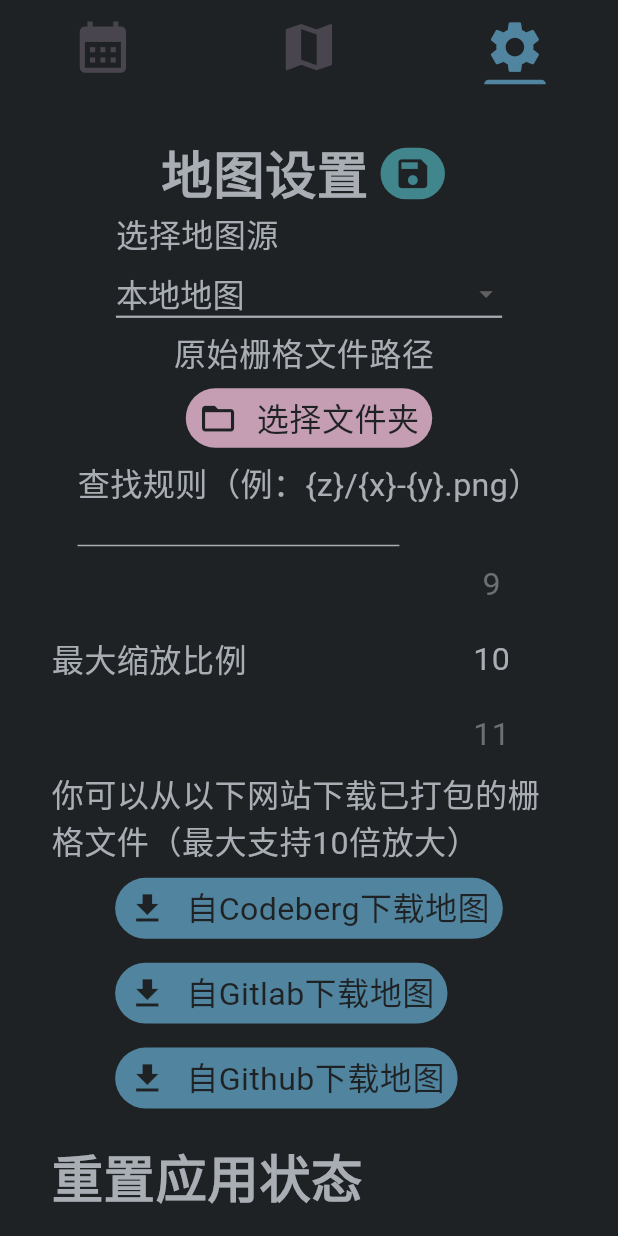
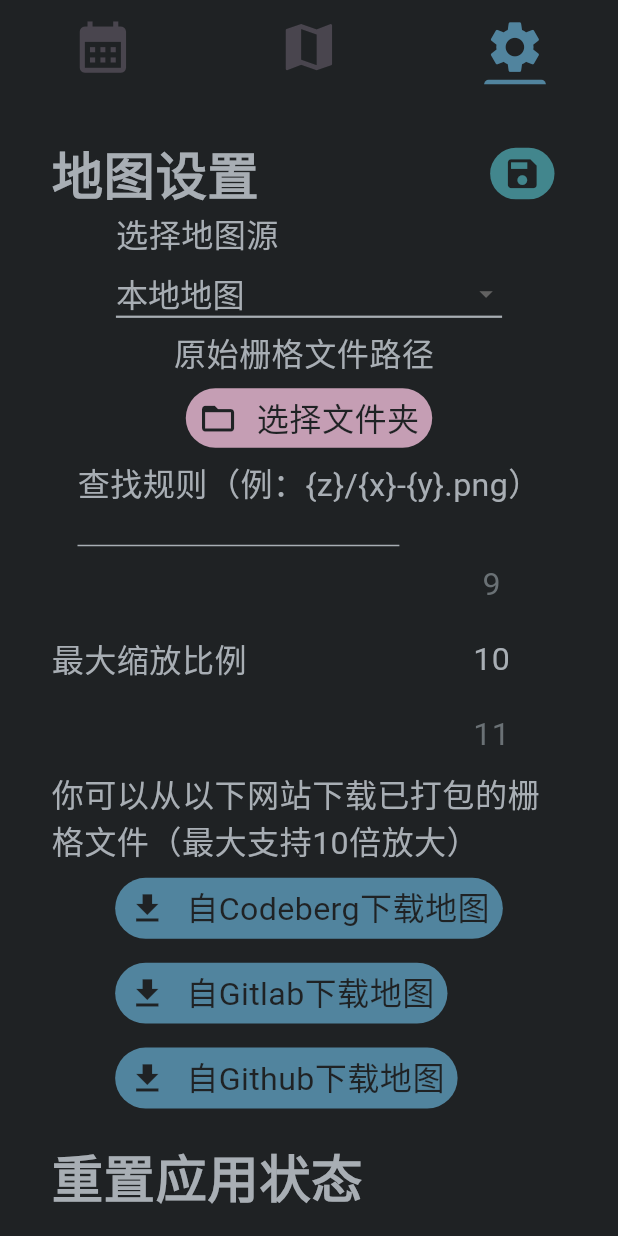
Before and after one commit to xiaoshihou514/jiyi, a Flutter app: the HomePage screen opened directly with empty values, tab 3 chosen, on a phone screen of 412 x 824 dp. Run offline on Flutter 3.47's test engine with Material 3 defaults, Android fonts, the light colour scheme and no system bars; drawn by our look-alikes of numberpicker; our stand-ins replace dio, file_picker, flutter_animate, flutter_map, flutter_screenutil, flutter_secure_storage and 3 more; missing offline and left inert: flutter_map_cache, flutter_map_marker_cluster, flutter_recorder, http_cache_file_store, pointycastle, wav; accounts and stored records are empty; Roboto replaces fonts that are missing (朱雀仿宋); statements that could not run were skipped.

Commit message:
chore: scaffold

```diff
--- a/lib/pages/home.dart
+++ b/lib/pages/home.dart
@@ -3,6 +3,7 @@ import 'package:flutter_screenutil/flutter_screenutil.dart';
 import 'package:jiyi/pages/home/calendar.dart';
 import 'package:jiyi/pages/home/map.dart';
 import 'package:jiyi/pages/home/settings.dart';
+import 'package:jiyi/pages/search.dart';
 
 import 'package:jiyi/utils/em.dart';
 import 'package:jiyi/l10n/localizations.dart';
@@ -142,18 +143,44 @@ class _HomePage extends State<HomePage> with SingleTickerProviderStateMixin {
           ),
         ),
         floatingActionButton: _tabController.index == 0
-            ? IconButton(
+            ? _floatingBtns(isMobile)
+            : null,
+      ),
+    );
+  }
+
+  Widget _floatingBtns(bool isMobile) {
+    return Row(
+      mainAxisAlignment: MainAxisAlignment.end,
+      children: [
+        IconButton(
+          onPressed: () => {
+            Navigator.push(context, SmoothRouter.builder(Search())),
+          },
+          icon: Container(
+            width: isMobile ? 20.em : 10.em,
+            height: isMobile ? 20.em : 10.em,
+            decoration: BoxDecoration(
+              color: DefaultColors.keyword,
+              borderRadius: BorderRadius.circular(10),
+            ),
+            child: Icon(
+              Icons.search,
+              color: DefaultColors.bg,
+              size: isMobile ? 15.em : 7.5.em,
+            ),
+          ),
+        ),
+        IconButton(
           onPressed: () => {
             Navigator.push(
               context,
-                    SmoothRouter.builder(
-                      RecordPage(encryption, widget.storagePath),
-                    ),
+              SmoothRouter.builder(RecordPage(encryption, widget.storagePath)),
             ),
           },
           icon: Container(
-                  width: isMobile ? 25.em : 10.em,
-                  height: isMobile ? 25.em : 10.em,
+            width: isMobile ? 20.em : 10.em,
+            height: isMobile ? 20.em : 10.em,
             decoration: BoxDecoration(
               color: DefaultColors.special,
               borderRadius: BorderRadius.circular(10),
@@ -161,12 +188,11 @@ class _HomePage extends State<HomePage> with SingleTickerProviderStateMixin {
             child: Icon(
               Icons.mic,
               color: DefaultColors.bg,
-                    size: isMobile ? 20.em : 7.5.em,
+              size: isMobile ? 15.em : 7.5.em,
             ),
           ),
-              )
-            : null,
         ),
+      ],
     );
   }
 
--- a/lib/pages/home/settings.dart
+++ b/lib/pages/home/settings.dart
@@ -20,7 +20,7 @@ extension on num {
 }
 
 bool isMobile = ScreenUtil().screenWidth < ScreenUtil().screenHeight;
-Widget _smartCol({required List<Widget> children}) => isMobile
+Widget _smartRow({required List<Widget> children}) => isMobile
     ? Wrap(children: children)
     : Row(
         mainAxisAlignment: MainAxisAlignment.spaceBetween,
@@ -50,7 +50,18 @@ class Settings extends StatelessWidget {
             MapSettings(l),
             Row(
               mainAxisAlignment: MainAxisAlignment.spaceBetween,
-              children: [_title(l.settings_reset), Container()],
+              children: [
+                Text.rich(
+                  TextSpan(
+                    text: l.settings_reset,
+                    style: TextStyle(
+                      fontSize: 8.em,
+                      fontWeight: FontWeight.bold,
+                    ),
+                  ),
+                ),
+                Container(),
+              ],
             ),
             _buildDangerSetting(
               l.settings_reset_mk_desc,
@@ -68,15 +79,8 @@ class Settings extends StatelessWidget {
     );
   }
 
-  Widget _title(String title) => Text.rich(
-    TextSpan(
-      text: title,
-      style: TextStyle(fontSize: 8.em, fontWeight: FontWeight.bold),
-    ),
-  );
-
   Widget _buildDangerSetting(String desc, String btn, void Function() action) {
-    return _smartCol(
+    return _smartRow(
       children: [
         Text.rich(TextSpan(text: desc)),
         TextButton(
@@ -179,7 +183,8 @@ class _MapSettingsState extends State<MapSettings> {
   Widget build(BuildContext context) {
     return Column(
       children: [
-        _smartCol(
+        Row(
+          mainAxisAlignment: MainAxisAlignment.spaceBetween,
           children: [
             Text.rich(
               TextSpan(
@@ -229,7 +234,7 @@ class _MapSettingsState extends State<MapSettings> {
             ),
           ],
         ),
-        _smartCol(
+        _smartRow(
           children: [
             Text.rich(TextSpan(text: l.settings_map_provider)),
             DropdownButton(
@@ -251,6 +256,7 @@ class _MapSettingsState extends State<MapSettings> {
                 _setting.name = value!;
                 if (_setting.name == l.settings_map_local) {
                   _setting.isLocal = true;
+                  _setting.useInversionFilter = true;
                 } else if (_setting.name == l.settings_map_custom) {
                   _custom = true;
                 } else {
@@ -286,7 +292,7 @@ class _MapSettingsState extends State<MapSettings> {
   Widget _localProviderSettings() {
     return Column(
       children: [
-        _smartCol(
+        _smartRow(
           children: [
             Text(l.settings_map_loc_path),
             _buildRichButton(
@@ -315,7 +321,7 @@ class _MapSettingsState extends State<MapSettings> {
             ),
           ],
         ),
-        _smartCol(
+        _smartRow(
           children: [
             Text(l.settings_map_loc_pattern),
             SizedBox(
```
Also changed, not shown: lib/pages/home/map.dart (+45 -29 lines), lib/pages/search.dart (added, +15 -0 lines), lib/utils/metadata.dart (+8 -3 lines), lib/utils/metadata.g.dart, 1 other file. Lines whose indentation alone changed are shown as unchanged.
